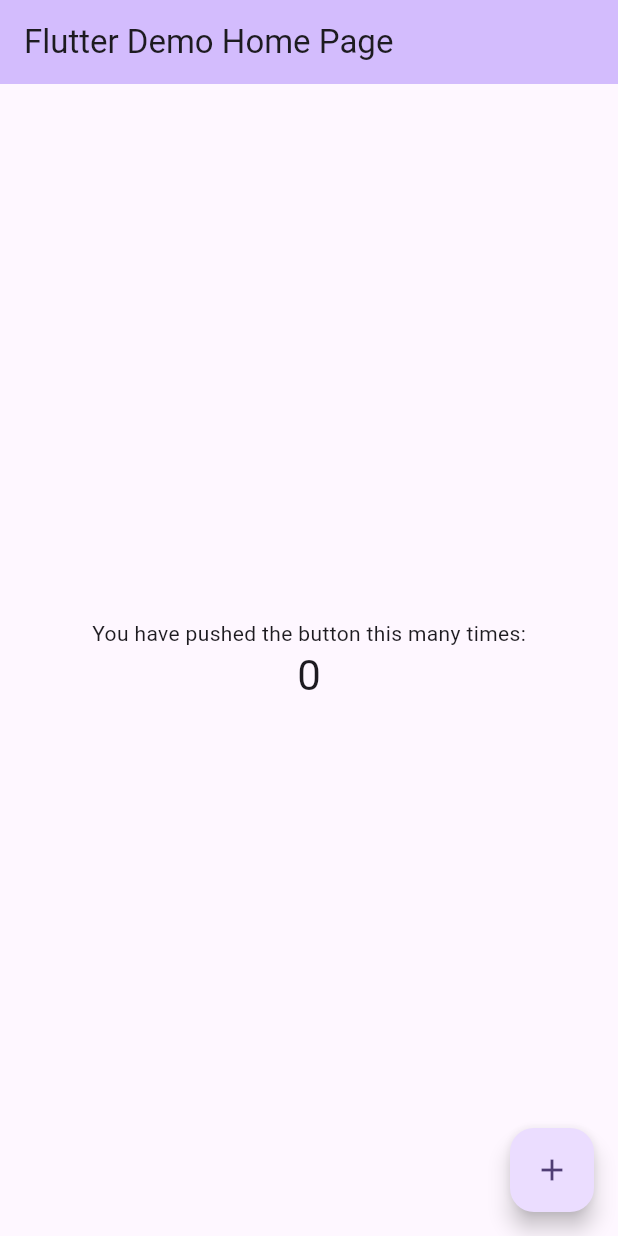
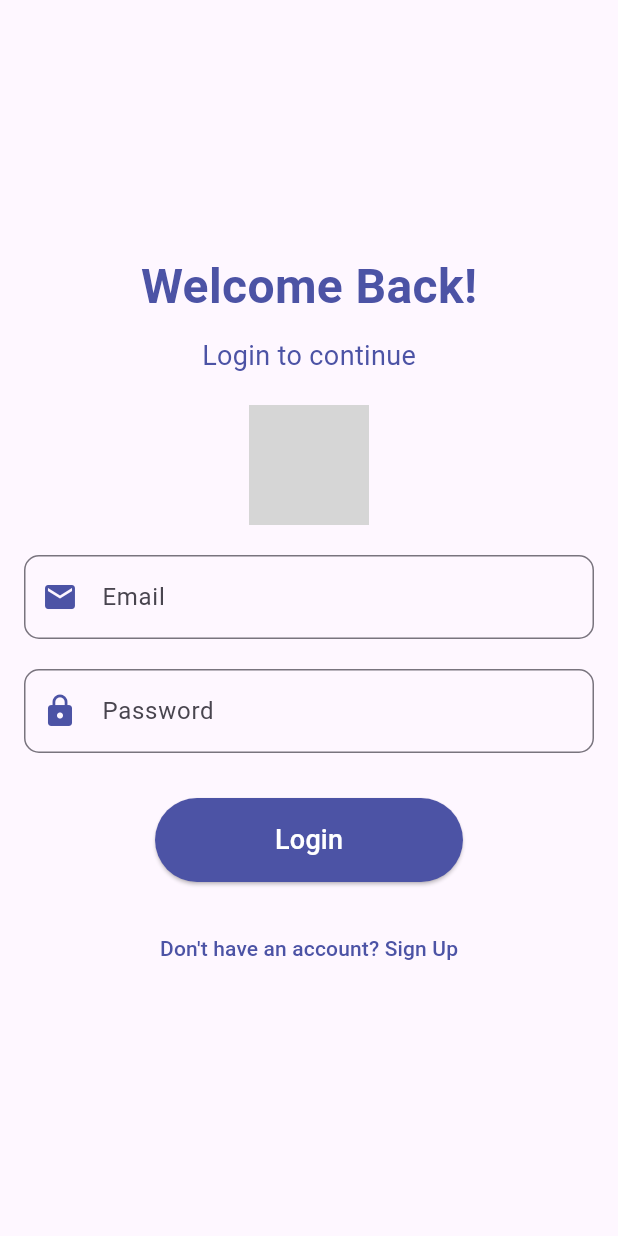
Before and after one commit to azzam380/E_Commerce_App, a Flutter app: the screen it shows after launch, on a phone screen of 412 x 824 dp. Run offline on Flutter 3.47's test engine with Material 3 defaults, Android fonts, the phone set to English and light mode, and no system bars; grey boxes are pictures that could not be loaded.

Commit message:
second commit

```diff
--- a/lib/main.dart
+++ b/lib/main.dart
@@ -1,122 +1,19 @@
 import 'package:flutter/material.dart';
+import 'pages/login_page.dart';
 
-void main() {
+void main () {
   runApp(const MyApp());
 }
 
 class MyApp extends StatelessWidget {
   const MyApp({super.key});
 
-  // This widget is the root of your application.
   @override
   Widget build(BuildContext context) {
     return MaterialApp(
-      title: 'Flutter Demo',
-      theme: ThemeData(
-        // This is the theme of your application.
-        //
-        // TRY THIS: Try running your application with "flutter run". You'll see
-        // the application has a purple toolbar. Then, without quitting the app,
-        // try changing the seedColor in the colorScheme below to Colors.green
-        // and then invoke "hot reload" (save your changes or press the "hot
-        // reload" button in a Flutter-supported IDE, or press "r" if you used
-        // the command line to start the app).
-        //
-        // Notice that the counter didn't reset back to zero; the application
-        // state is not lost during the reload. To reset the state, use hot
-        // restart instead.
-        //
-        // This works for code too, not just values: Most code changes can be
-        // tested with just a hot reload.
-        colorScheme: ColorScheme.fromSeed(seedColor: Colors.deepPurple),
-      ),
-      home: const MyHomePage(title: 'Flutter Demo Home Page'),
+      debugShowCheckedModeBanner: false,
+      initialRoute: 'LoginPage',
+      routes: {'LoginPage': (context) => const LoginPage()},
     );
   }
 }
-
-class MyHomePage extends StatefulWidget {
-  const MyHomePage({super.key, required this.title});
-
-  // This widget is the home page of your application. It is stateful, meaning
-  // that it has a State object (defined below) that contains fields that affect
-  // how it looks.
-
-  // This class is the configuration for the state. It holds the values (in this
-  // case the title) provided by the parent (in this case the App widget) and
-  // used by the build method of the State. Fields in a Widget subclass are
-  // always marked "final".
-
-  final String title;
-
-  @override
-  State<MyHomePage> createState() => _MyHomePageState();
-}
-
-class _MyHomePageState extends State<MyHomePage> {
-  int _counter = 0;
-
-  void _incrementCounter() {
-    setState(() {
-      // This call to setState tells the Flutter framework that something has
-      // changed in this State, which causes it to rerun the build method below
-      // so that the display can reflect the updated values. If we changed
-      // _counter without calling setState(), then the build method would not be
-      // called again, and so nothing would appear to happen.
-      _counter++;
-    });
-  }
-
-  @override
-  Widget build(BuildContext context) {
-    // This method is rerun every time setState is called, for instance as done
-    // by the _incrementCounter method above.
-    //
-    // The Flutter framework has been optimized to make rerunning build methods
-    // fast, so that you can just rebuild anything that needs updating rather
-    // than having to individually change instances of widgets.
-    return Scaffold(
-      appBar: AppBar(
-        // TRY THIS: Try changing the color here to a specific color (to
-        // Colors.amber, perhaps?) and trigger a hot reload to see the AppBar
-        // change color while the other colors stay the same.
-        backgroundColor: Theme.of(context).colorScheme.inversePrimary,
-        // Here we take the value from the MyHomePage object that was created by
-        // the App.build method, and use it to set our appbar title.
-        title: Text(widget.title),
-      ),
-      body: Center(
-        // Center is a layout widget. It takes a single child and positions it
-        // in the middle of the parent.
-        child: Column(
-          // Column is also a layout widget. It takes a list of children and
-          // arranges them vertically. By default, it sizes itself to fit its
-          // children horizontally, and tries to be as tall as its parent.
-          //
-          // Column has various properties to control how it sizes itself and
-          // how it positions its children. Here we use mainAxisAlignment to
-          // center the children vertically; the main axis here is the vertical
-          // axis because Columns are vertical (the cross axis would be
-          // horizontal).
-          //
-          // TRY THIS: Invoke "debug painting" (choose the "Toggle Debug Paint"
-          // action in the IDE, or press "p" in the console), to see the
-          // wireframe for each widget.
-          mainAxisAlignment: MainAxisAlignment.center,
-          children: <Widget>[
-            const Text('You have pushed the button this many times:'),
-            Text(
-              '$_counter',
-              style: Theme.of(context).textTheme.headlineMedium,
-            ),
-          ],
-        ),
-      ),
-      floatingActionButton: FloatingActionButton(
-        onPressed: _incrementCounter,
-        tooltip: 'Increment',
-        child: const Icon(Icons.add),
-      ), // This trailing comma makes auto-formatting nicer for build methods.
-    );
-  }
-}
--- /dev/null
+++ b/lib/pages/login_page.dart
@@ -0,0 +1,137 @@
+import 'package:flutter/material.dart';
+
+class LoginPage extends StatefulWidget {
+  const LoginPage({super.key});
+
+  @override
+  State<LoginPage> createState() => _LoginPageState();
+}
+
+class _LoginPageState extends State<LoginPage> {
+  final _formKey = GlobalKey<FormState>();
+  final TextEditingController _emailController = TextEditingController();
+  final TextEditingController _passwordController = TextEditingController();
+
+  @override
+  Widget build(BuildContext context) {
+    return Scaffold(
+      body: Center(
+        child: SingleChildScrollView(
+          padding: const EdgeInsets.all(16),
+          child: Form(
+            key: _formKey,
+            child: Column(
+              mainAxisAlignment: MainAxisAlignment.center,
+              children: [
+                _buildHeader(),
+                const SizedBox(height: 20),
+                Image.asset('assets/logo.png', height: 80),
+                const SizedBox(height: 20),
+                _buildEmailField(),
+                const SizedBox(height: 20),
+                _buildPasswordField(),
+                const SizedBox(height: 30),
+                _buildLoginButton(context),
+                const SizedBox(height: 20),
+                _buildSignUpLink(context),
+              ],
+            ),
+          ),
+        ),
+      ),
+    );
+  }
+
+  Widget _buildHeader() {
+    return const Column(
+      children: [
+        Text(
+          'Welcome Back!',
+          style: TextStyle(
+            fontSize: 32,
+            fontWeight: FontWeight.bold,
+            color: Color(0xFF4C53A5),
+          ),
+        ),
+        SizedBox(height: 10),
+        Text(
+          'Login to continue',
+          style: TextStyle(fontSize: 18, color: Color(0xFF4C53A5)),
+        ),
+      ],
+    );
+  }
+
+  Widget _buildEmailField() {
+    return TextFormField(
+      controller: _emailController,
+      decoration: InputDecoration(
+        labelText: 'Email',
+        prefixIcon: Icon(Icons.email, color: Color(0xFF4C53A5)),
+        border: OutlineInputBorder(borderRadius: BorderRadius.circular(10)),
+      ),
+      validator: (value) {
+        if (value == null || value.isEmpty) {
+          return 'Email tidak boleh kosong';
+        }
+        // Simple email validation regex
+        if (!RegExp(r'\S+@\S+\.\S+').hasMatch(value)) {
+          return 'Format email tidak valid';
+        }
+        return null;
+      },
+    );
+  }
+
+  Widget _buildPasswordField() {
+    return TextFormField(
+      controller: _passwordController,
+      decoration: InputDecoration(
+        labelText: 'Password',
+        prefixIcon: Icon(Icons.lock, color: Color(0xFF4C53A5)),
+        border: OutlineInputBorder(borderRadius: BorderRadius.circular(10)),
+      ),
+      obscureText: true,
+      validator: (value) {
+        if (value == null || value.isEmpty) {
+          return 'Password tidak boleh kosong';
+        }
+        if (value.length < 6) {
+          return 'Password minimal 6 karakter';
+        }
+        return null;
+      },
+    );
+  }
+
+  Widget _buildLoginButton(BuildContext context) {
+    return ElevatedButton(
+      onPressed: () {
+        if (_formKey.currentState!.validate()) {
+          Navigator.pushReplacementNamed(context, 'AccountPage');
+        }
+      },
+      style: ElevatedButton.styleFrom(
+        backgroundColor: Color(0xFF4C53A5),
+        padding: EdgeInsets.symmetric(horizontal: 80, vertical: 15),
+        shape: RoundedRectangleBorder(borderRadius: BorderRadius.circular(30)),
+      ),
+      child: const Text(
+        'Login',
+        style: TextStyle(color: Colors.white, fontSize: 18),
+      ),
+    );
+  }
+
+  Widget _buildSignUpLink(BuildContext context) {
+    return TextButton(
+      onPressed: () {
+        Navigator.pushNamed(context, '/');
+      },
+      child: const Text(
+        'Don\'t have an account? Sign Up',
+        style: TextStyle(color: Color(0xFF4C53A5)),
+      ),
+    );
+  }
+}
--- a/pubspec.yaml
+++ b/pubspec.yaml
@@ -56,6 +56,8 @@
   # included with your application, so that you can use the icons in
   # the material Icons class.
   uses-material-design: true
+  assets:
+    - assets/images/
 
   # To add assets to your application, add an assets section, like this:
   # assets:
```
